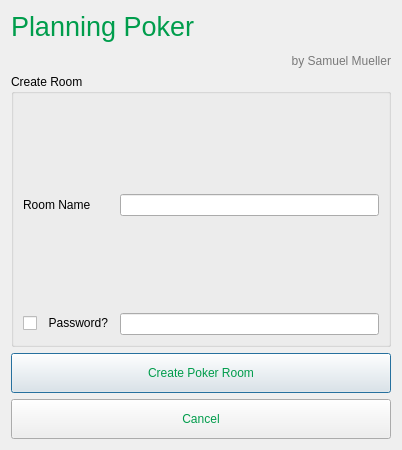
Above: createroom.ui from SamuelSMueller/ProjectPoker before the change. Below: the same form after it.
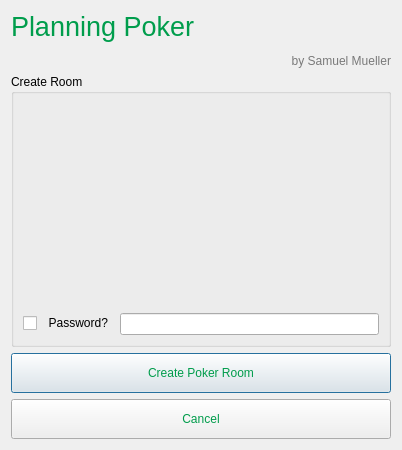
That is the form after the change.

Patch:
```diff
--- a/createroom.ui
+++ b/createroom.ui
@@ -184,91 +184,41 @@
        <layout class="QGridLayout" name="gridLayout_2">
         <item row="0" column="0">
          <layout class="QFormLayout" name="formLayout">
-          <item row="1" column="0">
-           <widget class="QLabel" name="label_3">
-            <property name="palette">
-             <palette>
-              <active>
-               <colorrole role="WindowText">
-                <brush brushstyle="SolidPattern">
-                 <color alpha="255">
-                  <red>0</red>
-                  <green>0</green>
-                  <blue>0</blue>
-                 </color>
-                </brush>
-               </colorrole>
-              </active>
-              <inactive>
-               <colorrole role="WindowText">
-                <brush brushstyle="SolidPattern">
-                 <color alpha="255">
-                  <red>0</red>
-                  <green>0</green>
-                  <blue>0</blue>
-                 </color>
-                </brush>
-               </colorrole>
-              </inactive>
-              <disabled>
-               <colorrole role="WindowText">
-                <brush brushstyle="SolidPattern">
-                 <color alpha="255">
-                  <red>120</red>
-                  <green>120</green>
-                  <blue>120</blue>
-                 </color>
-                </brush>
-               </colorrole>
-              </disabled>
-             </palette>
+          <item row="0" column="1">
+           <spacer name="verticalSpacer_2">
+            <property name="orientation">
+             <enum>Qt::Vertical</enum>
             </property>
-            <property name="text">
-             <string>Room Name</string>
+            <property name="sizeHint" stdset="0">
+             <size>
+              <width>20</width>
+              <height>40</height>
+             </size>
             </property>
-            <property name="alignment">
-             <set>Qt::AlignLeading|Qt::AlignLeft|Qt::AlignVCenter</set>
-            </property>
-           </widget>
+           </spacer>
           </item>
           <item row="1" column="1">
-           <widget class="QLineEdit" name="lineEdit_2"/>
+           <spacer name="verticalSpacer">
+            <property name="orientation">
+             <enum>Qt::Vertical</enum>
+            </property>
+            <property name="sizeHint" stdset="0">
+             <size>
+              <width>20</width>
+              <height>40</height>
+             </size>
+            </property>
+           </spacer>
           </item>
-          <item row="3" column="0">
+          <item row="2" column="0">
            <widget class="QCheckBox" name="checkBox">
             <property name="text">
              <string>  Password?</string>
             </property>
            </widget>
           </item>
-          <item row="3" column="1">
-           <widget class="QLineEdit" name="lineEdit_4"/>
-          </item>
           <item row="2" column="1">
-           <spacer name="verticalSpacer">
-            <property name="orientation">
-             <enum>Qt::Vertical</enum>
-            </property>
-            <property name="sizeHint" stdset="0">
-             <size>
-              <width>20</width>
-              <height>40</height>
-             </size>
-            </property>
-           </spacer>
-          </item>
-          <item row="0" column="1">
-           <spacer name="verticalSpacer_2">
-            <property name="orientation">
-             <enum>Qt::Vertical</enum>
-            </property>
-            <property name="sizeHint" stdset="0">
-             <size>
-              <width>20</width>
-              <height>40</height>
-             </size>
-            </property>
-           </spacer>
+           <widget class="QLineEdit" name="lineEdit_4"/>
           </item>
          </layout>
         </item>
```
